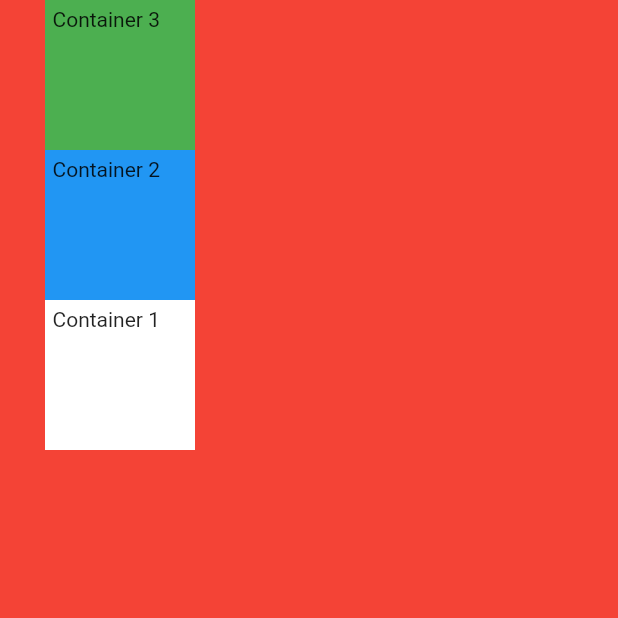
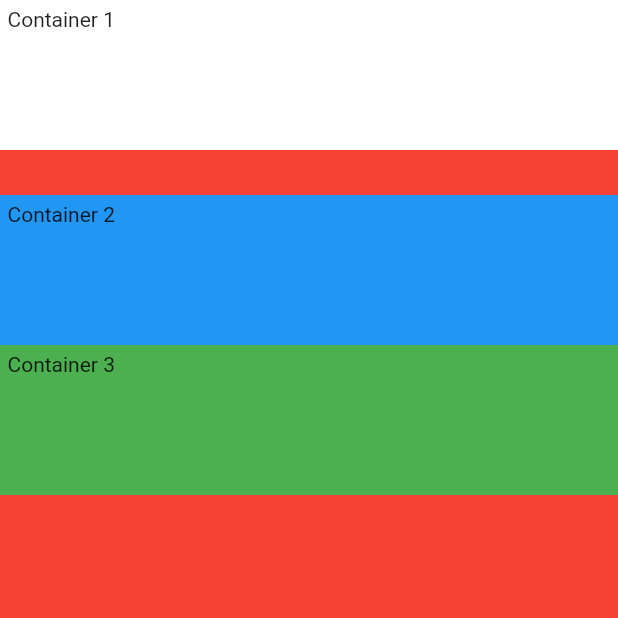
Before and after one commit to ami9901/mi_card_flutter, a Flutter app: the screen it shows after launch, on a phone screen of 412 x 824 dp, the top half of it. Run offline on Flutter 3.47's test engine with Material 2 defaults, Android fonts, the phone set to English and light mode, and no system bars.

Commit message:
using SizedBox and more attributes of Column

```diff
--- a/lib/main.dart
+++ b/lib/main.dart
@@ -13,24 +13,27 @@ class MyApp extends StatelessWidget {
         //Safe area takes up the space which is visible , ignoring the phone notch, etc
         body: SafeArea(
           child: Column(
-            mainAxisSize: MainAxisSize.min, //setting the size that the column should take up to minimum, by default it is maximum
-            verticalDirection: VerticalDirection.up, // Direction in which the children would lay out on the vertical axis, up is towards upwards , by default it is downwards
+            //mainAxisSize: MainAxisSize.min, //setting the size that the column should take up to minimum, by default it is maximum
+            //verticalDirection: VerticalDirection.up, // Direction in which the children would lay out on the vertical axis, up is towards upwards , by default it is downwards
+            //mainAxisAlignment: MainAxisAlignment.spaceEvenly, //align the column axis from center, space children evenly,etc.
+            crossAxisAlignment: CrossAxisAlignment.stretch, // for a column cross alignment is horizontal axis and vice versa for a row
             children: <Widget>[
               Container(
                   //Container with no children try to be as big as possible
                   width: 100.0,
                   height: 100.0,
                   color: Colors.white,
-                  margin: EdgeInsets.only(left: 30.0),
+                  //margin: EdgeInsets.all(20.0),
                   padding: EdgeInsets.all(5.0),
                   //Containers with children, size themselves to their children
                   child: Text("Container 1")),
+              SizedBox(height: 30.0,),
               Container(
                   //Container with no children try to be as big as possible
                   width: 100.0,
                   height: 100.0,
                   color: Colors.blue,
-                  margin: EdgeInsets.only(left: 30.0),
+                  //margin: EdgeInsets.all(20.0),
                   padding: EdgeInsets.all(5.0),
                   //Containers with children, size themselves to their children
                   child: Text("Container 2")),
@@ -39,7 +42,7 @@ class MyApp extends StatelessWidget {
                   width: 100.0,
                   height: 100.0,
                   color: Colors.green,
-                  margin: EdgeInsets.only(left: 30.0),
+                  //margin: EdgeInsets.all(20.0),
                   padding: EdgeInsets.all(5.0),
                   //Containers with children, size themselves to their children
                   child: Text("Container 3"))
```
